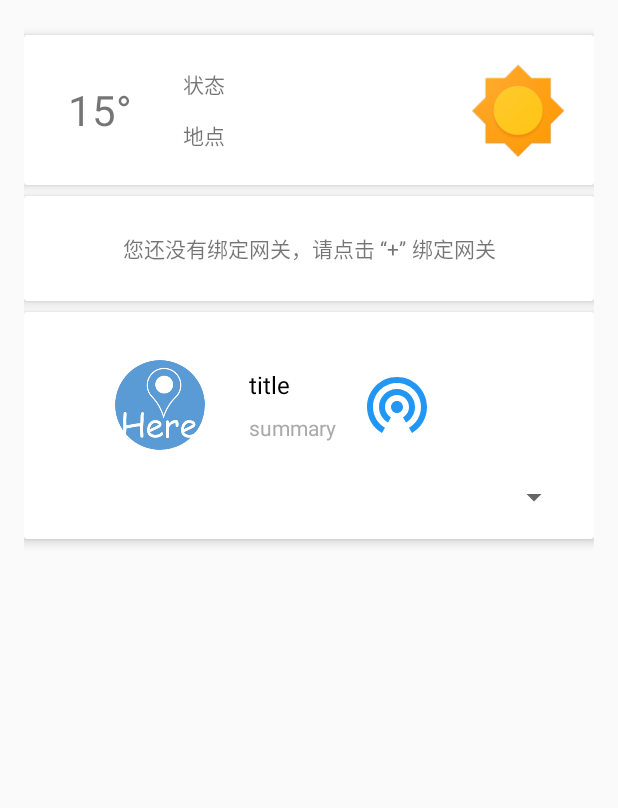
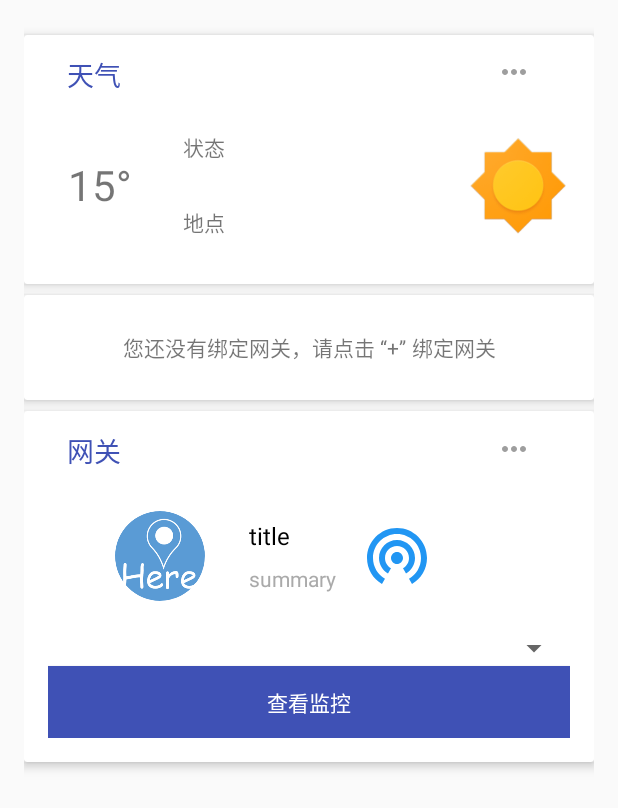
Before and after one commit to jlshix/wlife_app_new, an Android app: the layout content_main.xml on its own in the app's theme, with its tools: preview values and no code run, on a phone screen of 412 x 824 dp. Shown: the top 808 px of the screen. Run offline under Robolectric (Android 15) with nearby library versions, the light colour scheme and no system bars.

Commit message:
优化布局 增加上下文菜单

```diff
--- a/app/src/main/res/layout/content_main.xml
+++ b/app/src/main/res/layout/content_main.xml
@@ -28,7 +28,7 @@
                 style="@style/CardStyle"
                 app:cardElevation="@dimen/card_elevation"
                 android:layout_width="match_parent"
-                android:layout_height="100dp">
+                android:layout_height="166dp">
 
                 <include layout="@layout/weather_card"/>
 
--- a/app/src/main/res/layout/device_card.xml
+++ b/app/src/main/res/layout/device_card.xml
@@ -1,9 +1,34 @@
 <?xml version="1.0" encoding="utf-8"?>
 <LinearLayout xmlns:android="http://schemas.android.com/apk/res/android"
     android:orientation="vertical"
-    android:padding="@dimen/activity_horizontal_margin"
+    android:paddingStart="@dimen/activity_horizontal_margin"
+    android:paddingEnd="@dimen/activity_horizontal_margin"
+    android:paddingBottom="@dimen/activity_horizontal_margin"
     android:layout_width="match_parent"
     android:layout_height="match_parent">
+    <RelativeLayout
+        android:padding="@dimen/card_padding"
+        android:orientation="horizontal"
+        android:layout_width="match_parent"
+        android:layout_height="wrap_content">
+        <TextView
+            android:padding="5dp"
+            android:id="@+id/place"
+            android:text="@string/gate"
+            android:textSize="18sp"
+            android:gravity="center"
+            android:textColor="@color/colorPrimary"
+            android:layout_width="wrap_content"
+            android:layout_height="36dp" />
+        <Button
+            android:layout_marginEnd="@dimen/sub_margin"
+            android:id="@+id/menu_gate"
+            android:layout_alignParentEnd="true"
+            android:drawableStart="@drawable/ic_more_horiz_grey_500_24dp"
+            android:background="@null"
+            android:layout_width="36dp"
+            android:layout_height="36dp" />
+    </RelativeLayout>
     <LinearLayout
         android:id="@+id/device"
         android:baselineAligned="false"
@@ -78,5 +103,13 @@
         android:layout_width="match_parent"
         android:layout_height="wrap_content"/>
 
+    <Button
+        android:id="@+id/camera"
+        android:text="@string/camera"
+        android:textColor="@color/white"
+        android:background="@drawable/btn_selector"
+        android:layout_width="match_parent"
+        android:layout_height="wrap_content" />
+
 
 </LinearLayout>
--- a/app/src/main/res/layout/weather_card.xml
+++ b/app/src/main/res/layout/weather_card.xml
@@ -1,10 +1,39 @@
 <?xml version="1.0" encoding="utf-8"?>
 <LinearLayout xmlns:android="http://schemas.android.com/apk/res/android"
-    android:orientation="horizontal"
-    android:padding="@dimen/activity_horizontal_margin"
+    android:orientation="vertical"
+    android:paddingStart="@dimen/activity_horizontal_margin"
+    android:paddingEnd="@dimen/activity_horizontal_margin"
+    android:paddingBottom="@dimen/activity_horizontal_margin"
     android:layout_width="match_parent"
     android:layout_height="match_parent">
 
+    <RelativeLayout
+        android:padding="@dimen/card_padding"
+        android:orientation="horizontal"
+        android:layout_width="match_parent"
+        android:layout_height="50dp">
+        <TextView
+            android:padding="5dp"
+            android:id="@+id/name"
+            android:text="@string/weather"
+            android:textSize="18sp"
+            android:gravity="center"
+            android:textColor="@color/colorPrimary"
+            android:layout_width="wrap_content"
+            android:layout_height="36dp" />
+        <Button
+            android:layout_marginEnd="@dimen/sub_margin"
+            android:id="@+id/menu_weather"
+            android:layout_alignParentEnd="true"
+            android:drawableStart="@drawable/ic_more_horiz_grey_500_24dp"
+            android:background="@null"
+            android:layout_width="36dp"
+            android:layout_height="36dp" />
+    </RelativeLayout>
+
+    <LinearLayout
+        android:layout_width="match_parent"
+        android:layout_height="100dp">
         <TextView
             android:id="@+id/temp"
             android:text="@string/temp"
@@ -47,6 +76,9 @@
             android:layout_width="0dp"
             android:layout_height="match_parent" />
 
+    </LinearLayout>
+
+
 
 
 </LinearLayout>
--- a/app/src/main/res/values/strings.xml
+++ b/app/src/main/res/values/strings.xml
@@ -87,4 +87,6 @@
     <string name="action_rename">重命名</string>
     <string name="action_delete">删除</string>
     <string name="action_position">更改位置</string>
+    <string name="camera">查看监控</string>
+    <string name="gate">网关</string>
 </resources>
```
Also changed, not shown: app/src/main/java/com/jlshix/wlife_v03/activity/MainActivity.java (+67 -0 lines), app/src/main/res/menu/menu_gate.xml (added, +15 -0 lines), app/src/main/res/menu/menu_weather.xml (added, +11 -0 lines). Lines whose indentation alone changed are shown as unchanged.
